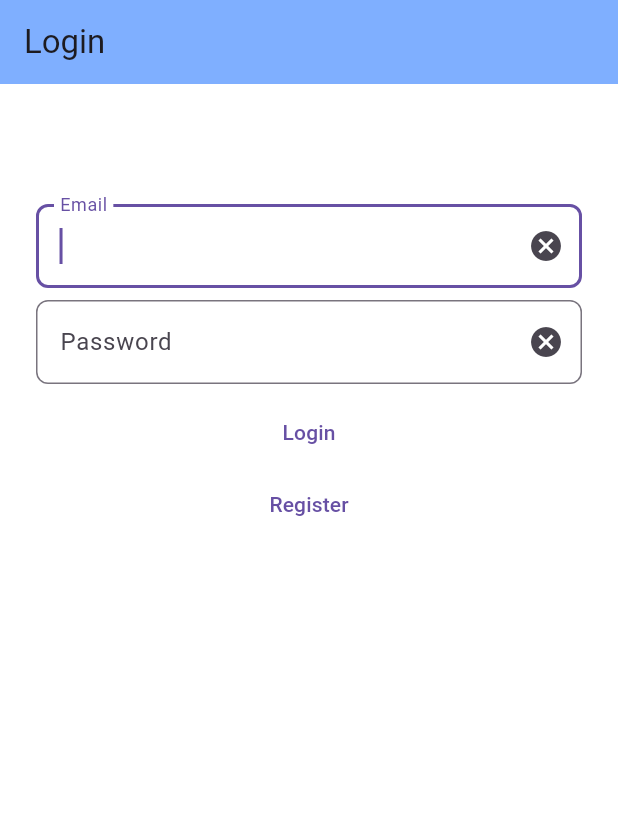
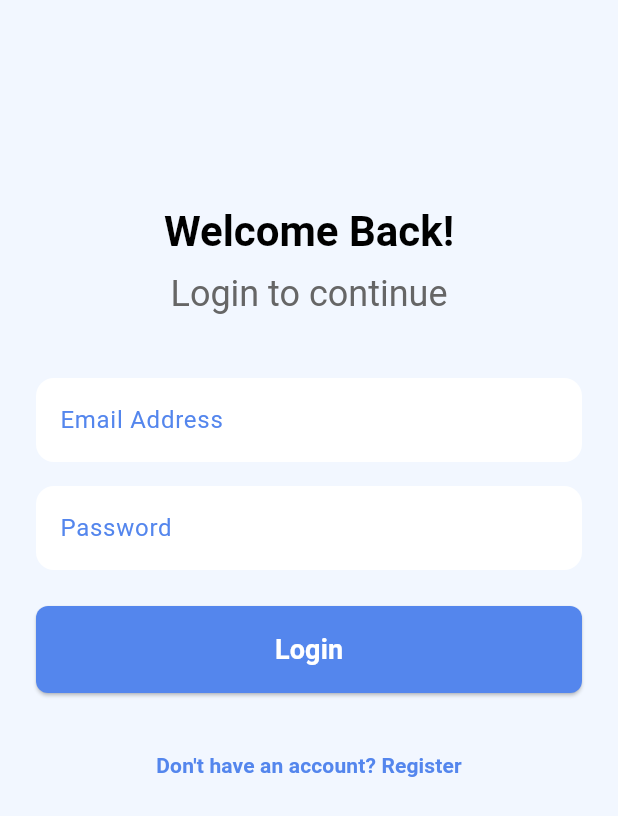
Before and after one commit to bruhgroup/giga-charge, a Flutter app: the screen it shows after launch, on a phone screen of 412 x 824 dp. Shown: the top 816 px of the screen. Run offline on Flutter 3.47's test engine with Material 3 defaults, Android fonts, the phone set to English and light mode, and no system bars; our stand-ins replace cloud_firestore, firebase_auth, firebase_core, flutter_chat_types, flutter_chat_ui, flutter_map and 3 more; missing offline and left inert: flutter_firebase_chat_core, flutter_map_cancellable_tile_provider, mobile_scanner; accounts and stored records are empty.

Commit message:
Login Page and password visibility update😭🎨

```diff
--- a/lib/src/auth/login.dart
+++ b/lib/src/auth/login.dart
@@ -13,138 +13,148 @@ class LoginPage extends StatefulWidget {
 }
 
 class _LoginPageState extends State<LoginPage> {
-  FocusNode? _focusNode;
   bool _loggingIn = false;
-  TextEditingController? _passwordController;
-  TextEditingController? _usernameController;
-  TextEditingController? _emailController;
-
-  @override
-  void initState() {
-    super.initState();
-    _focusNode = FocusNode();
-    _passwordController = TextEditingController(text: '');
-    _usernameController = TextEditingController(text: '');
-    _emailController = TextEditingController(text: '');
-  }
+  bool _obscurePassword = true;
+  final TextEditingController _emailController = TextEditingController();
+  final TextEditingController _passwordController = TextEditingController();
 
   void _login() async {
     FocusScope.of(context).unfocus();
-
-    setState(() {
-      _loggingIn = true;
-    });
+    setState(() => _loggingIn = true);
 
     try {
       await FirebaseAuth.instance.signInWithEmailAndPassword(
-        email: _emailController!.text,
-        password: _passwordController!.text,
+        email: _emailController.text.trim(),
+        password: _passwordController.text.trim(),
       );
       if (!mounted) return;
       Navigator.of(context).pushReplacement(
-        MaterialPageRoute(builder: (context) => const GigaSwapApp()), // Replace HomePage with your target page
+        MaterialPageRoute(builder: (context) => const GigaSwapApp()),
       );
     } catch (e) {
-      setState(() {
-        _loggingIn = false;
-      });
+      setState(() => _loggingIn = false);
+      _showErrorDialog(e.toString());
+    }
+  }
 
-      await showDialog(
+  void _showErrorDialog(String error) {
+    showDialog(
       context: context,
       builder: (context) => AlertDialog(
+        title: const Text('Error'),
+        content: Text(error),
         actions: [
           TextButton(
-              onPressed: () {
-                Navigator.of(context).pop();
-              },
+            onPressed: () => Navigator.of(context).pop(),
             child: const Text('OK'),
           ),
         ],
-          content: Text(
-            e.toString(),
-          ),
-          title: const Text('Error'),
       ),
     );
   }
-  }
 
   @override
-  void dispose() {
-    _focusNode?.dispose();
-    _passwordController?.dispose();
-    _usernameController?.dispose();
-    _emailController?.dispose();
-    super.dispose();
-  }
+  Widget build(BuildContext context) {
+    final theme = Theme.of(context);
 
-  @override
-  Widget build(BuildContext context) => Scaffold(
+    return Scaffold(
+      backgroundColor: const Color(0xFFF2F7FF),
       appBar: AppBar(
-          backgroundColor: const Color(0xff7fafff),
+        backgroundColor: const Color(0xFFF2F7FF),
         systemOverlayStyle: SystemUiOverlayStyle.light,
-          title: const Text('Login'),
+        //title: const Text('Login'),
       ),
       body: SingleChildScrollView(
-          child: Container(
-            padding: const EdgeInsets.only(top: 80, left: 24, right: 24),
+        child: Padding(
+          padding: const EdgeInsets.symmetric(horizontal: 24, vertical: 80),
           child: Column(
+            crossAxisAlignment: CrossAxisAlignment.stretch,
             children: [
+              Text(
+                'Welcome Back!',
+                style: theme.textTheme.headlineMedium?.copyWith(
+                  fontWeight: FontWeight.bold,
+                  color: Colors.black,
+                ),
+                textAlign: TextAlign.center,
+              ),
+              const SizedBox(height: 8),
+              Text(
+                'Login to continue',
+                style: theme.textTheme.headlineSmall?.copyWith(
+                  color: const Color(0xff666666),
+                ),
+                textAlign: TextAlign.center,
+              ),
+              const SizedBox(height: 40),
               TextField(
-                  autocorrect: false,
-                  autofillHints: _loggingIn ? null : [AutofillHints.email],
-                  autofocus: true,
                 controller: _emailController,
+                enabled: !_loggingIn,
                 decoration: InputDecoration(
-                    border: const OutlineInputBorder(
-                      borderRadius: BorderRadius.all(
-                        Radius.circular(8),
+                  filled: true,
+                  fillColor: Colors.white,
+                  labelStyle: const TextStyle(color: Color(0xff5486ed)),
+                  labelText: 'Email Address',
+                  hintText: 'Enter your email',
+                  border: OutlineInputBorder(
+                    borderRadius: BorderRadius.circular(12),
+                    borderSide: BorderSide.none,
+                  ),
+                  focusedBorder: OutlineInputBorder(
+                    borderRadius: BorderRadius.circular(12),
+                    borderSide: const BorderSide(color: Color(0xff5486ed)),
+                  ),
+                  //prefixIcon: const Icon(Icons.email),
+                ),
+                keyboardType: TextInputType.emailAddress,
+                textInputAction: TextInputAction.next,
+              ),
+              const SizedBox(height: 16),
+              TextField(
+                controller: _passwordController,
+                enabled: !_loggingIn,
+                decoration: InputDecoration(
+                  filled: true,
+                  fillColor: Colors.white,
+                  labelStyle: const TextStyle(color: Color(0xff5486ed)),
+                  labelText: 'Password',
+                  hintText: 'Enter your password',
+                  border: OutlineInputBorder(
+                    borderRadius: BorderRadius.circular(12),
+                    borderSide: BorderSide.none,
+                  ),
+                  focusedBorder: OutlineInputBorder(
+                    borderRadius: BorderRadius.circular(12),
+                    borderSide: const BorderSide(color: Color(0xff5486ed)),
+                  ),
+                  //prefixIcon: const Icon(Icons.lock),
+                  // suffixIcon: IconButton(
+                  //   icon: const Icon(Icons.visibility),
+                  //   onPressed: () {}, // Add toggle visibility logic here
+                  // ),
+                ),
+                obscureText: _obscurePassword, //set this to true if you want to have keyboard pop up or smth
+                textInputAction: TextInputAction.done,
+                onEditingComplete: _login,
+              ),
+              const SizedBox(height: 24),
+              ElevatedButton(
+                onPressed: _loggingIn ? null : _login,
+                style: ElevatedButton.styleFrom(
+                  backgroundColor: const Color(0xff5486ed),
+                  padding: const EdgeInsets.symmetric(vertical: 16),
+                  shape: RoundedRectangleBorder(
+                    borderRadius: BorderRadius.circular(8),
                   ),
                 ),
-                    labelText: 'Email',
-                    suffixIcon: IconButton(
-                      icon: const Icon(Icons.cancel),
-                      onPressed: () => _usernameController?.clear(),
+                child: _loggingIn
+                    ? const CircularProgressIndicator(color: Colors.white)
+                    : const Text(
+                  'Login',
+                  style: TextStyle(fontSize: 18, fontWeight: FontWeight.bold, color: Colors.white),
                 ),
               ),
-                  keyboardType: TextInputType.emailAddress,
-                  onEditingComplete: () {
-                    _focusNode?.requestFocus();
-                  },
-                  readOnly: _loggingIn,
-                  textCapitalization: TextCapitalization.none,
-                  textInputAction: TextInputAction.next,
-                ),
-                Container(
-                  margin: const EdgeInsets.symmetric(vertical: 8),
-                  child: TextField(
-                    autocorrect: false,
-                    autofillHints: _loggingIn ? null : [AutofillHints.password],
-                    controller: _passwordController,
-                    decoration: InputDecoration(
-                      border: const OutlineInputBorder(
-                        borderRadius: BorderRadius.all(
-                          Radius.circular(8),
-                        ),
-                      ),
-                      labelText: 'Password',
-                      suffixIcon: IconButton(
-                        icon: const Icon(Icons.cancel),
-                        onPressed: () => _passwordController?.clear(),
-                      ),
-                    ),
-                    focusNode: _focusNode,
-                    keyboardType: TextInputType.emailAddress,
-                    obscureText: true,
-                    onEditingComplete: _login,
-                    textCapitalization: TextCapitalization.none,
-                    textInputAction: TextInputAction.done,
-                  ),
-                ),
-                TextButton(
-                  onPressed: _loggingIn ? null : _login,
-                  child: const Text('Login'),
-                ),
+              const SizedBox(height: 24),
               TextButton(
                 onPressed: _loggingIn
                     ? null
@@ -155,7 +165,13 @@ class _LoginPageState extends State<LoginPage> {
                     ),
                   );
                 },
-                  child: const Text('Register'),
+                child: const Text(
+                  'Don\'t have an account? Register',
+                  style: TextStyle(
+                    color: Color(0xff5486ed),
+                    fontWeight: FontWeight.bold,
+                  ),
+                ),
               ),
             ],
           ),
@@ -163,3 +179,4 @@ class _LoginPageState extends State<LoginPage> {
       ),
     );
   }
+}
--- a/lib/src/auth/register.dart
+++ b/lib/src/auth/register.dart
@@ -132,7 +132,7 @@ class _RegisterPageState extends State<RegisterPage> {
                 controller: _passwordController,
                 labelText: 'Password',
                 hintText: 'Enter your password',
-                obscureText: false,
+                obscureText: true,
               ),
               const SizedBox(height: 32),
               ElevatedButton(
```
Lines whose indentation alone changed are shown as unchanged.
